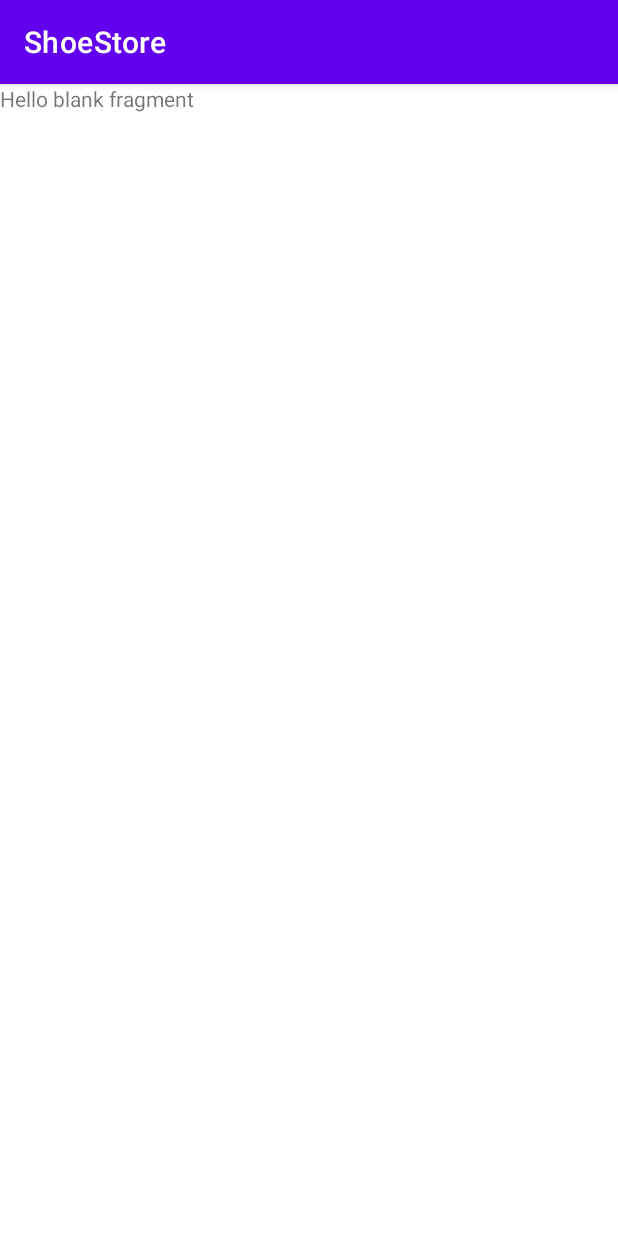
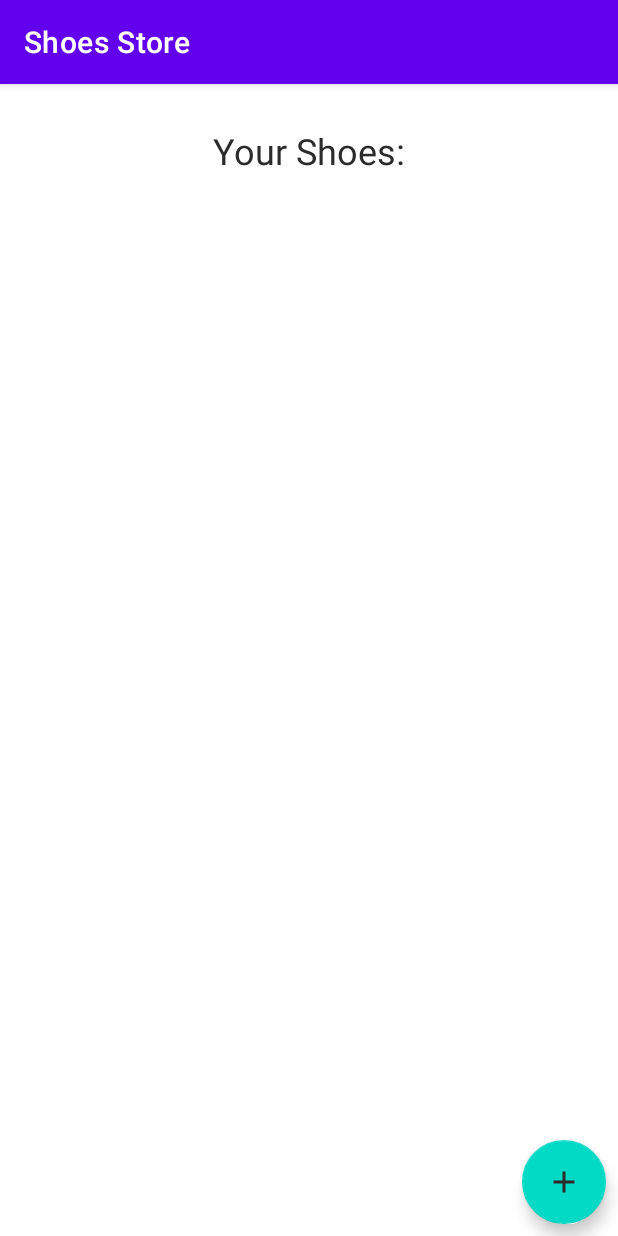
Before and after one commit to andreabertanzon/ShoeStore, an Android app: the fragment ShoeListingFragment shown on its own in the app's theme, on a phone screen of 412 x 824 dp. Run offline under Robolectric (Android 15) with nearby library versions, the phone set to English and light mode, and no system bars; our stand-ins replace data binding; Roboto replaces fonts that are not available here.

Commit message:
Added the basis of fragment shoesDetails and shoesListing. Added the click listener to the fabutton to navigate from shoesListing to ShoesDetails

```diff
--- a/app/src/main/java/com/abcode/shoestore/screens/login/LoginViewModel.kt
+++ b/app/src/main/java/com/abcode/shoestore/screens/login/LoginViewModel.kt
@@ -26,7 +26,8 @@ class LoginViewModel : ViewModel() {
      * Login button is pressed, the user can login. I used ViewModel logic here even if I could have
      * placed a simple button click listener. I preferred this way since in a full Login Scenario you won't
      * just listen to the login, but you would have classes that can handle the call to the backend,
-     * to check if the user can login.
+     * to check if the user can login. I would like to keep working on this app even after I finish
+     * the assignment so that I can add to it Recycler View and a full login logic (with a .NET backend)
      */
     fun onLogin(){
         _eventLogin.value = true
--- a/app/src/main/java/com/abcode/shoestore/screens/shoelisting/ShoeListingFragment.kt
+++ b/app/src/main/java/com/abcode/shoestore/screens/shoelisting/ShoeListingFragment.kt
@@ -6,13 +6,15 @@ import android.view.LayoutInflater
 import android.view.View
 import android.view.ViewGroup
 import androidx.databinding.DataBindingUtil
+import androidx.fragment.app.activityViewModels
 import androidx.lifecycle.ViewModelProvider
+import androidx.navigation.fragment.NavHostFragment
 import com.abcode.shoestore.R
 import com.abcode.shoestore.databinding.FragmentShoeListingBinding
 
 class ShoeListingFragment : Fragment() {
 
-    private lateinit var viewModel : ShoeListingViewModel
+    private val viewModel : ShoeListingViewModel by activityViewModels()
 
     override fun onCreateView(
         inflater: LayoutInflater, container: ViewGroup?,
@@ -21,8 +23,26 @@ class ShoeListingFragment : Fragment() {
         // Inflate the layout for this fragment
         val binding : FragmentShoeListingBinding = DataBindingUtil.inflate(inflater, R.layout.fragment_shoe_listing, container, false)
 
-        viewModel = ViewModelProvider(this).get(ShoeListingViewModel::class.java)
+        //viewModel = ViewModelProvider(this).get(ShoeListingViewModel::class.java)
+
+        binding.addButton.setOnClickListener{
+            val action = ShoeListingFragmentDirections.actionShoeListingFragmentToDetailsFragment()
+            NavHostFragment.findNavController(this).navigate(action)
+        }
 
         return binding.root
     }
+
+    /*
+    * from stackoverflow discussion:
+    * private fun createShoes(shoes: List<Shoe>) {
+        context?.let { context ->
+            val shoeContainer = binding.list
+            shoes.forEach { shoe ->
+                val shoeLayout = ShoeLayout(context)
+                shoeLayout.loadShoe(shoe)
+                shoeContainer.addView(shoeLayout)
+            }
+        }
+    * */
 }
--- a/app/src/main/java/com/abcode/shoestore/screens/shoelisting/ShoeListingViewModel.kt
+++ b/app/src/main/java/com/abcode/shoestore/screens/shoelisting/ShoeListingViewModel.kt
@@ -14,4 +14,8 @@ class ShoeListingViewModel : ViewModel() {
     init {
         _shoesList.value = mutableListOf()
     }
+
+    fun addShoes(){
+        _shoesList.value?.add(Shoes("Reebel", "Reebok", 43, "Amazing shoe"))
+    }
 }
--- /dev/null
+++ b/app/src/main/res/drawable/ic_baseline_add_24.xml
@@ -0,0 +1,5 @@
+<vector android:height="24dp" android:tint="#FFFFFF"
+    android:viewportHeight="24" android:viewportWidth="24"
+    android:width="24dp" xmlns:android="http://schemas.android.com/apk/res/android">
+    <path android:fillColor="@android:color/white" android:pathData="M19,13h-6v6h-2v-6H5v-2h6V5h2v6h6v2z"/>
+</vector>
--- a/app/src/main/res/layout/activity_main.xml
+++ b/app/src/main/res/layout/activity_main.xml
@@ -9,6 +9,7 @@
     <androidx.fragment.app.FragmentContainerView
         android:id="@+id/nav_host_fragment"
         android:name="androidx.navigation.fragment.NavHostFragment"
+        android:background="@color/purple_500"
         android:layout_width="0dp"
         android:layout_height="0dp"
         app:layout_constraintLeft_toLeftOf="parent"
--- a/app/src/main/res/layout/fragment_instructions.xml
+++ b/app/src/main/res/layout/fragment_instructions.xml
@@ -87,7 +87,9 @@
             android:layout_height="wrap_content"
             android:layout_marginTop="24dp"
             android:layout_marginEnd="16dp"
+            android:backgroundTint="@color/purple_500"
             android:text="@string/confirm_button_text"
+            android:textColor="@color/white"
             app:layout_constraintEnd_toEndOf="parent"
             app:layout_constraintTop_toBottomOf="@+id/second_info_text" />
     </androidx.constraintlayout.widget.ConstraintLayout>
--- a/app/src/main/res/layout/fragment_shoe_listing.xml
+++ b/app/src/main/res/layout/fragment_shoe_listing.xml
@@ -3,16 +3,51 @@
     xmlns:app="http://schemas.android.com/apk/res-auto"
     xmlns:tools="http://schemas.android.com/tools">
 
-    <FrameLayout
+    <androidx.constraintlayout.widget.ConstraintLayout
         android:layout_width="match_parent"
         android:layout_height="match_parent"
-        tools:context=".screens.shoelisting.ShoeListingFragment">
+        android:background="@color/white">
 
-        <!-- TODO: Update blank fragment layout -->
         <TextView
-            android:layout_width="match_parent"
-            android:layout_height="match_parent"
-            android:text="@string/hello_blank_fragment" />
+            android:id="@+id/shoes_list_textView"
+            android:layout_width="wrap_content"
+            android:layout_height="wrap_content"
+            android:layout_marginTop="28dp"
+            android:text="@string/shoes_list_title"
+            android:textColor="@color/black"
+            android:textSize="24sp"
+            app:layout_constraintEnd_toEndOf="parent"
+            app:layout_constraintStart_toStartOf="parent"
+            app:layout_constraintTop_toTopOf="parent" />
 
-    </FrameLayout>
+        <ScrollView
+            android:layout_width="409dp"
+            android:layout_height="581dp"
+            android:layout_marginTop="16dp"
+            android:background="@color/white"
+            app:layout_constraintBottom_toTopOf="@+id/add_button"
+            app:layout_constraintEnd_toEndOf="parent"
+            app:layout_constraintStart_toStartOf="parent"
+            app:layout_constraintTop_toBottomOf="@+id/shoes_list_textView"
+            app:layout_constraintVertical_bias="1.0">
+
+            <LinearLayout
+                android:layout_width="match_parent"
+                android:layout_height="wrap_content"
+                android:orientation="vertical" />
+        </ScrollView>
+
+        <com.google.android.material.floatingactionbutton.FloatingActionButton
+            android:id="@+id/add_button"
+            android:layout_width="wrap_content"
+            android:layout_height="wrap_content"
+            android:layout_marginEnd="8dp"
+            android:layout_marginBottom="8dp"
+            android:clickable="true"
+            app:layout_constraintBottom_toBottomOf="parent"
+            app:layout_constraintEnd_toEndOf="parent"
+            app:srcCompat="@drawable/ic_baseline_add_24"
+            tools:ignore="SpeakableTextPresentCheck" />
+
+    </androidx.constraintlayout.widget.ConstraintLayout>
 </layout>
--- a/app/src/main/res/layout/fragment_welcome.xml
+++ b/app/src/main/res/layout/fragment_welcome.xml
@@ -14,6 +14,7 @@
         android:id="@+id/welcome_constraint_layout"
         android:layout_width="match_parent"
         android:layout_height="match_parent"
+        android:background="@color/white"
         tools:context=".screens.welcome.WelcomeFragment">
 
         <View
--- a/app/src/main/res/values/strings.xml
+++ b/app/src/main/res/values/strings.xml
@@ -1,5 +1,5 @@
 <resources>
-    <string name="app_name">ShoeStore</string>
+    <string name="app_name">Shoes Store</string>
     <!-- TODO: Remove or change this placeholder text -->
     <string name="hello_blank_fragment">Hello blank fragment</string>
     <string name="email_label_text">Email</string>
@@ -15,4 +15,5 @@
     <string name="first_info_text">- In the next screen you will see a list of the shoes available that allows you to consult your existing shoes and add new ones</string>
     <string name="second_info_text">- You will be able to modify existing shoes, or add new ones using the appropriate buttons, do not forget to save!</string>
     <string name="confirm_button_text">Confirm</string>
+    <string name="shoes_list_title">Your Shoes:</string>
 </resources>
```
Also changed, not shown: app/src/main/java/com/abcode/shoestore/screens/instructions/InstructionsFragment.kt (+10 -41 lines), app/src/main/java/com/abcode/shoestore/screens/shoedetails/DetailsFragment.kt (added, +23 -0 lines), app/src/main/res/layout/fragment_details.xml (added, +14 -0 lines), app/src/main/res/layout/fragment_login.xml (+9 -10 lines), app/src/main/res/navigation/nav_graph.xml (+18 -1 lines).
